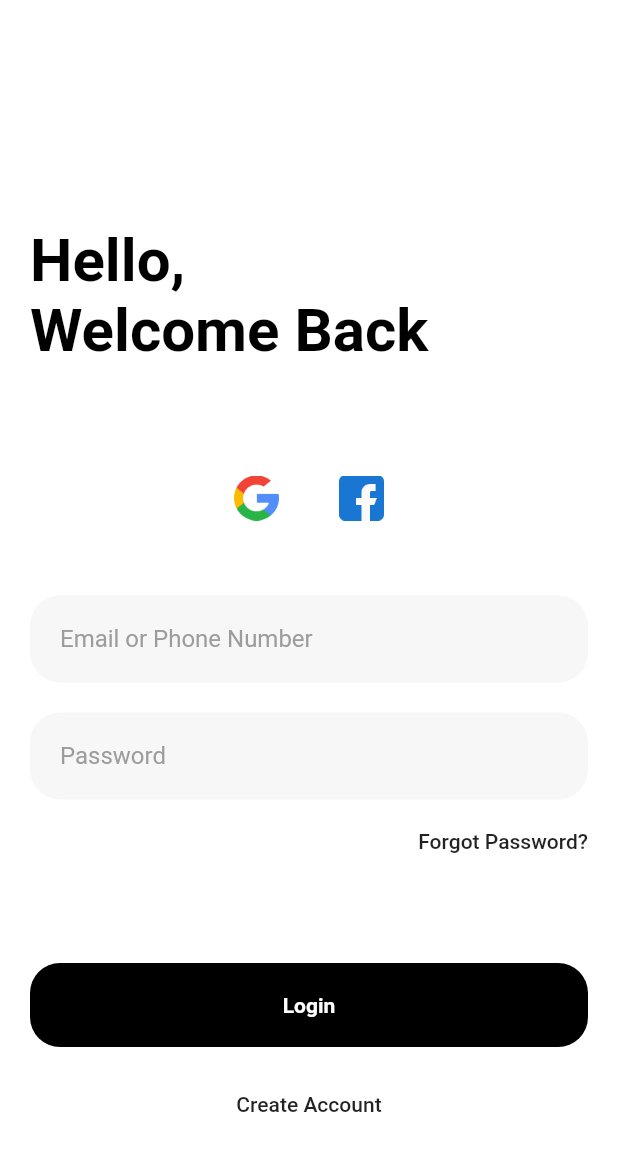
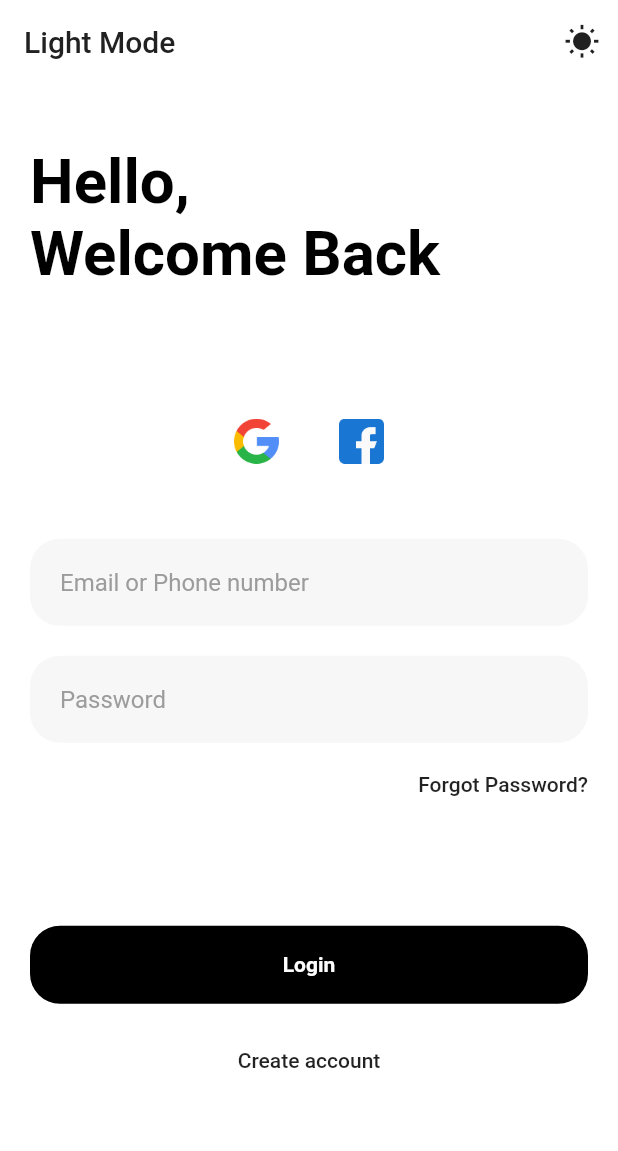
Before and after one commit to GK1312/login_UI_light_and_dark, a Flutter app: the screen it shows after launch, on a phone screen of 412 x 824 dp. Shown: the top 1151 px of the screen. Run offline on Flutter 3.47's test engine with Material 2 defaults, Android fonts, the phone set to English and light mode, and no system bars; our stand-ins replace shared_preferences.

Commit message:
advanced theme changes

```diff
--- a/lib/main.dart
+++ b/lib/main.dart
@@ -1,23 +1,22 @@
 import 'package:flutter/material.dart';
 import 'package:login_ui_dark_light/screens/login.dart';
 import 'package:login_ui_dark_light/themes/app_theme.dart';
+import 'package:login_ui_dark_light/themes/theme_model.dart';
+import 'package:provider/provider.dart';
 
 void main() {
-  runApp(const MyApp());
+  runApp(
+    ChangeNotifierProvider(
+      create: (_) => ThemeModel(),
+      child: Consumer<ThemeModel>(
+        builder: (context, ThemeModel themeNotifier, child) {
+          return MaterialApp(
+            home: const LoginScreen(),
+            theme: themeNotifier.isDark ? AppTheme.dark : AppTheme.light,
+            debugShowCheckedModeBanner: false,
+          );
+        },
+      ),
+    ),
+  );
 }
-
-class MyApp extends StatelessWidget {
-  const MyApp({Key? key}) : super(key: key);
-
-  @override
-  Widget build(BuildContext context) {
-    return MaterialApp(
-      debugShowCheckedModeBanner: false,
-      title: 'Login Page UI',
-      theme: AppTheme.light,
-      darkTheme: AppTheme.dark,
-      themeMode: ThemeMode.system,
-      home: const LoginScreen(),
-    );
-  }
-}
--- a/lib/screens/login.dart
+++ b/lib/screens/login.dart
@@ -1,27 +1,61 @@
+// ignore_for_file: deprecated_member_use
+
 import 'package:flutter/material.dart';
+import 'package:login_ui_dark_light/themes/theme_model.dart';
+import 'package:provider/provider.dart';
 
 class LoginScreen extends StatefulWidget {
   const LoginScreen({Key? key}) : super(key: key);
 
   @override
-  State<LoginScreen> createState() => _LoginScreenState();
+  // ignore: library_private_types_in_public_api
+  _LoginScreenState createState() => _LoginScreenState();
 }
 
 class _LoginScreenState extends State<LoginScreen> {
   @override
   Widget build(BuildContext context) {
-    final size = MediaQuery.of(context).size;
+    final Size size = MediaQuery.of(context).size;
 
+    return Consumer<ThemeModel>(
+      builder: (context, ThemeModel themeNotifier, child) {
         return Scaffold(
+          appBar: AppBar(
+            backgroundColor: Colors.transparent,
+            elevation: 0,
+            title: Text(
+              themeNotifier.isDark ? "Dark Mode" : "Light Mode",
+              style: TextStyle(
+                color:
+                    themeNotifier.isDark ? Colors.white : Colors.grey.shade900,
+              ),
+            ),
+            actions: [
+              IconButton(
+                icon: Icon(
+                    themeNotifier.isDark
+                        ? Icons.nightlight_round
+                        : Icons.wb_sunny,
+                    color: themeNotifier.isDark
+                        ? Colors.white
+                        : Colors.grey.shade900),
+                onPressed: () {
+                  themeNotifier.isDark
+                      ? themeNotifier.isDark = false
+                      : themeNotifier.isDark = true;
+                },
+              ),
+            ],
+          ),
           body: SingleChildScrollView(
             child: Container(
               width: size.width,
               height: size.height,
-          padding: const EdgeInsets.only(
+              padding: EdgeInsets.only(
                 left: 20,
                 right: 20,
-            top: 150,
-            bottom: 80,
+                bottom: size.height * 0.2,
+                top: size.height * 0.05,
               ),
               child: Column(
                 crossAxisAlignment: CrossAxisAlignment.start,
@@ -29,7 +63,9 @@ class _LoginScreenState extends State<LoginScreen> {
                 children: [
                   Text(
                     "Hello, \nWelcome Back",
-                style: Theme.of(context).textTheme.headline1,
+                    style: Theme.of(context).textTheme.headline1?.copyWith(
+                          fontSize: size.width * 0.1,
+                        ),
                   ),
                   Column(
                     crossAxisAlignment: CrossAxisAlignment.end,
@@ -41,9 +77,7 @@ class _LoginScreenState extends State<LoginScreen> {
                             width: 30,
                             image: AssetImage('assets/icons/google.png'),
                           ),
-                      SizedBox(
-                        width: 40,
-                      ),
+                          SizedBox(width: 40),
                           Image(
                             width: 30,
                             image: AssetImage('assets/icons/facebook.png'),
@@ -67,7 +101,7 @@ class _LoginScreenState extends State<LoginScreen> {
                         child: const TextField(
                           decoration: InputDecoration(
                             border: InputBorder.none,
-                        hintText: "Email or Phone Number",
+                            hintText: "Email or Phone number",
                           ),
                         ),
                       ),
@@ -99,24 +133,22 @@ class _LoginScreenState extends State<LoginScreen> {
                       Text(
                         "Forgot Password?",
                         style: Theme.of(context).textTheme.bodyText1,
-                  ),
+                      )
                     ],
                   ),
                   Column(
                     children: [
                       RaisedButton(
-                    padding: const EdgeInsets.all(20),
+                        onPressed: () => {},
                         elevation: 0,
+                        padding: const EdgeInsets.all(18),
                         shape: RoundedRectangleBorder(
                           borderRadius: BorderRadius.circular(20),
                         ),
-                    onPressed: () {},
                         child: const Center(
                           child: Text(
-                        'Login',
-                        style: TextStyle(
-                          fontWeight: FontWeight.bold,
-                        ),
+                            "Login",
+                            style: TextStyle(fontWeight: FontWeight.bold),
                           ),
                         ),
                       ),
@@ -124,9 +156,9 @@ class _LoginScreenState extends State<LoginScreen> {
                         height: 30,
                       ),
                       Text(
-                    "Create Account",
+                        "Create account",
                         style: Theme.of(context).textTheme.bodyText1,
-                  )
+                      ),
                     ],
                   )
                 ],
@@ -134,5 +166,7 @@ class _LoginScreenState extends State<LoginScreen> {
             ),
           ),
         );
+      },
+    );
   }
 }
--- /dev/null
+++ b/lib/themes/theme_model.dart
@@ -0,0 +1,25 @@
+import 'package:flutter/material.dart';
+import 'package:login_ui_dark_light/themes/theme_preference.dart';
+
+class ThemeModel extends ChangeNotifier {
+  late bool _isDark;
+  late ThemePreferences _preferences;
+  bool get isDark => _isDark;
+
+  ThemeModel() {
+    _isDark = false;
+    _preferences = ThemePreferences();
+    getPreferences();
+  }
+
+  set isDark(bool value) {
+    _isDark = value;
+    _preferences.setTheme(value);
+    notifyListeners();
+  }
+
+  getPreferences() async {
+    _isDark = await _preferences.getTheme();
+    notifyListeners();
+  }
+}
--- /dev/null
+++ b/lib/themes/theme_preference.dart
@@ -0,0 +1,15 @@
+import 'package:shared_preferences/shared_preferences.dart';
+
+class ThemePreferences {
+  static const PREF_KEY = "pref_key";
+
+  setTheme(bool value) async {
+    SharedPreferences sharedPreferences = await SharedPreferences.getInstance();
+    sharedPreferences.setBool(PREF_KEY, value);
+  }
+
+  getTheme() async {
+    SharedPreferences sharedPreferences = await SharedPreferences.getInstance();
+    return sharedPreferences.getBool(PREF_KEY) ?? false;
+  }
+}
--- a/pubspec.yaml
+++ b/pubspec.yaml
@@ -34,6 +34,8 @@ dependencies:
   # The following adds the Cupertino Icons font to your application.
   # Use with the CupertinoIcons class for iOS style icons.
   cupertino_icons: ^1.0.2
+  provider: ^6.0.3
+  shared_preferences: ^2.0.15
 
 dev_dependencies:
   flutter_test:
```
Also changed, not shown: pubspec.lock, 1 other file. Lines whose indentation alone changed are shown as unchanged.
